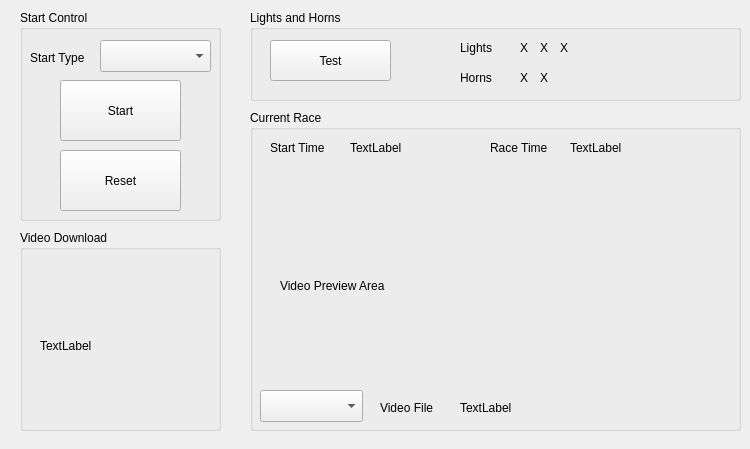
The window that mainwindow.ui (adamson-stuart/wwsc_starting) describes before a commit, drawn with Qt 5.
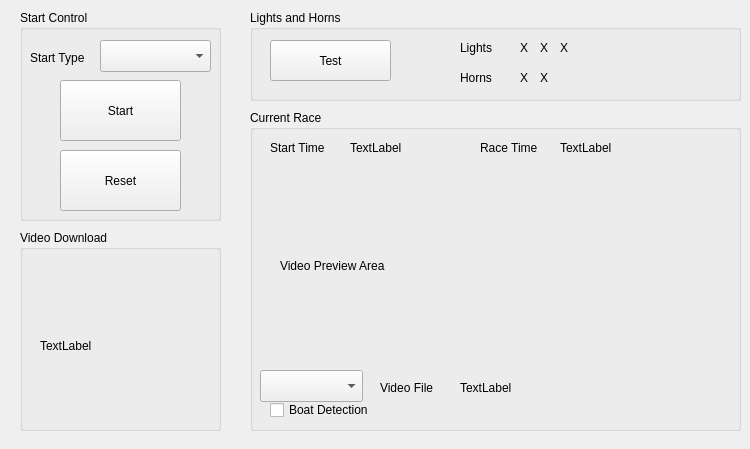
The same window after the commit.

The edit to the form file:
```diff
--- a/mainwindow.ui
+++ b/mainwindow.ui
@@ -37,7 +37,7 @@
     <property name="geometry">
      <rect>
       <x>380</x>
-      <y>400</y>
+      <y>380</y>
       <width>71</width>
       <height>16</height>
      </rect>
@@ -50,7 +50,7 @@
     <property name="geometry">
      <rect>
       <x>460</x>
-      <y>400</y>
+      <y>380</y>
       <width>271</width>
       <height>16</height>
      </rect>
@@ -162,7 +162,7 @@
     <widget class="QLabel" name="label_7">
      <property name="geometry">
       <rect>
-       <x>240</x>
+       <x>230</x>
        <y>30</y>
        <width>71</width>
        <height>16</height>
@@ -176,9 +176,9 @@
      <property name="geometry">
       <rect>
        <x>30</x>
-       <y>70</y>
+       <y>60</y>
        <width>421</width>
-       <height>211</height>
+       <height>191</height>
       </rect>
      </property>
      <property name="text">
@@ -188,7 +188,7 @@
     <widget class="QLabel" name="race_time">
      <property name="geometry">
       <rect>
-       <x>320</x>
+       <x>310</x>
        <y>30</y>
        <width>181</width>
        <height>16</height>
@@ -215,12 +215,25 @@
      <property name="geometry">
       <rect>
        <x>10</x>
-       <y>280</y>
+       <y>260</y>
        <width>103</width>
        <height>32</height>
       </rect>
      </property>
     </widget>
+    <widget class="QCheckBox" name="detection">
+     <property name="geometry">
+      <rect>
+       <x>20</x>
+       <y>290</y>
+       <width>141</width>
+       <height>20</height>
+      </rect>
+     </property>
+     <property name="text">
+      <string>Boat Detection</string>
+     </property>
+    </widget>
    </widget>
    <widget class="QGroupBox" name="groupBox_4">
     <property name="geometry">
```
